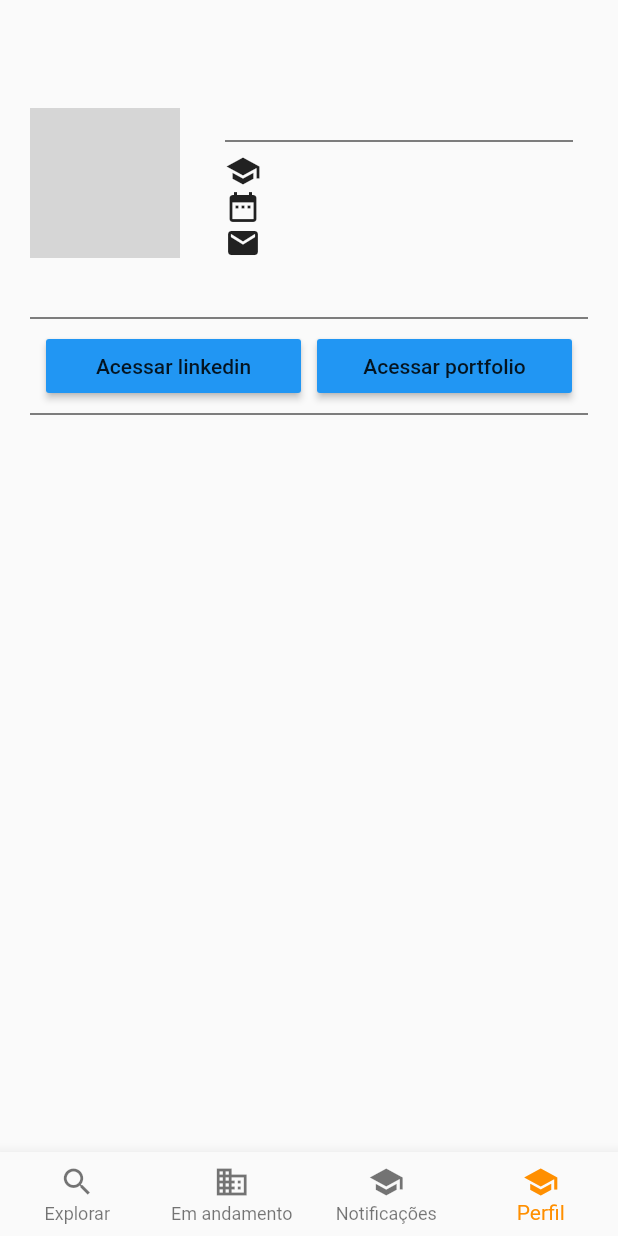
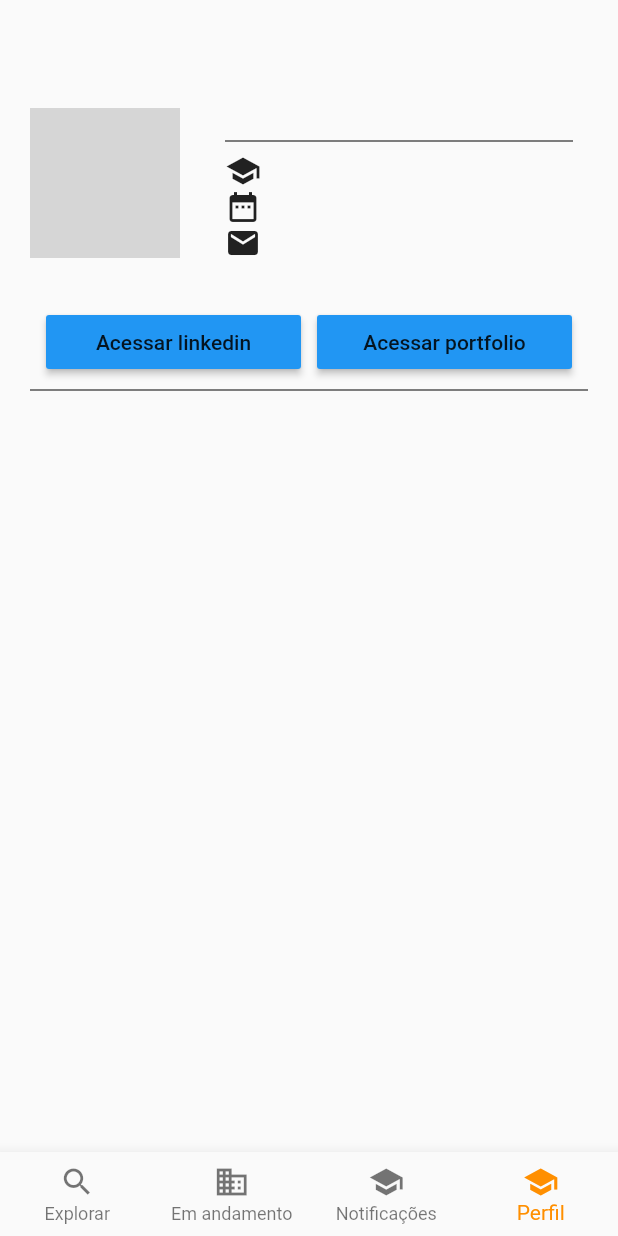
Before and after one commit to hugomachado93/aplicai, a Flutter app: the NavigationPage screen opened by its route, item 4 of the bottom bar chosen, on a phone screen of 412 x 824 dp. Run offline on Flutter 3.47's test engine with Material 2 defaults, Android fonts, the phone set to English and light mode, and no system bars; our stand-ins replace cloud_firestore, dots_indicator, firebase_auth, firebase_core, firebase_storage, google_sign_in and 2 more; accounts and stored records are empty; network calls fail; grey boxes are pictures that could not be loaded.

Commit message:
Adiciona user profile

```diff
--- a/lib/pages/navigation_page.dart
+++ b/lib/pages/navigation_page.dart
@@ -3,6 +3,7 @@ import 'package:aplicai/pages/user_profile.dart';
 import 'package:flutter/material.dart';
 
 import 'em_andamento_page.dart';
+import 'notification_page.dart';
 
 class NavigationPage extends StatefulWidget {
   @override
@@ -13,7 +14,7 @@ class NavigationPage extends StatefulWidget {
 
 class _NavigationState extends State<NavigationPage> {
   int _selectedIndex = 0;
-  List<Widget> _widgetsOptions = <Widget>[ExplorePage(), EmAndamentoPage(), Container(), UserProfilePage()];
+  List<Widget> _widgetsOptions = <Widget>[ExplorePage(), EmAndamentoPage(), NotificationPage(), UserProfilePage()];
 
   _onItemTapped(int index) {
     setState(() {
@@ -30,19 +31,19 @@ class _NavigationState extends State<NavigationPage> {
         items: const <BottomNavigationBarItem>[
           BottomNavigationBarItem(
             icon: Icon(Icons.search),
-            title: Text('Explorar'),
+            label: 'Explorar',
           ),
           BottomNavigationBarItem(
             icon: Icon(Icons.business),
-            title: Text('Em andamento'),
+            label: 'Em andamento',
           ),
           BottomNavigationBarItem(
             icon: Icon(Icons.school),
-            title: Text('Notificações'),
+            label: 'Notificações',
           ),
           BottomNavigationBarItem(
             icon: Icon(Icons.school),
-            title: Text('Perfil'),
+            label: 'Perfil',
           )
         ],
         onTap: _onItemTapped,
--- a/lib/pages/user_profile.dart
+++ b/lib/pages/user_profile.dart
@@ -80,9 +80,6 @@ class _UserProfilePageState extends State<UserProfilePage> {
                 SizedBox(
                   height: 30,
                 ),
-                Divider(
-                  color: Colors.black,
-                ),
                 Row(
                   mainAxisAlignment: MainAxisAlignment.spaceEvenly,
                   children: [
--- a/lib/route_generator.dart
+++ b/lib/route_generator.dart
@@ -3,6 +3,7 @@ import 'package:aplicai/pages/demand_info_explore_page.dart';
 import 'package:aplicai/pages/demand_info_page.dart';
 import 'package:aplicai/pages/demand_subscription.dart';
 import 'package:aplicai/pages/navigation_page.dart';
+import 'package:aplicai/pages/notification_page.dart';
 import 'package:aplicai/pages/nova_demanda_page.dart';
 import 'package:aplicai/pages/pre_singup_pages.dart';
 import 'package:aplicai/pages/signup_page_empreendedor.dart';
@@ -19,7 +20,7 @@ class RouteGenerator {
 
     switch (settings.name) {
       case '/':
-        return MaterialPageRoute(builder: (_) => SignupPage());
+        return MaterialPageRoute(builder: (_) => HomePage());
       case '/signup-start':
         return MaterialPageRoute(builder: (_) => SignupStart());
       case '/signup-student':
@@ -54,6 +55,8 @@ class RouteGenerator {
             builder: (_) => SolicitationDetailPage(
                   demanda: args,
                 ));
+      case '/notifications':
+        return MaterialPageRoute(builder: (_) => NotificationPage());
     }
   }
 }
```
Also changed, not shown: lib/pages/demand_info_page.dart (+55 -10 lines), lib/pages/em_andamento_page.dart (+9 -2 lines), lib/pages/notification_page.dart (added, +48 -0 lines), lib/pages/solicitation_detail.dart (+32 -4 lines).
